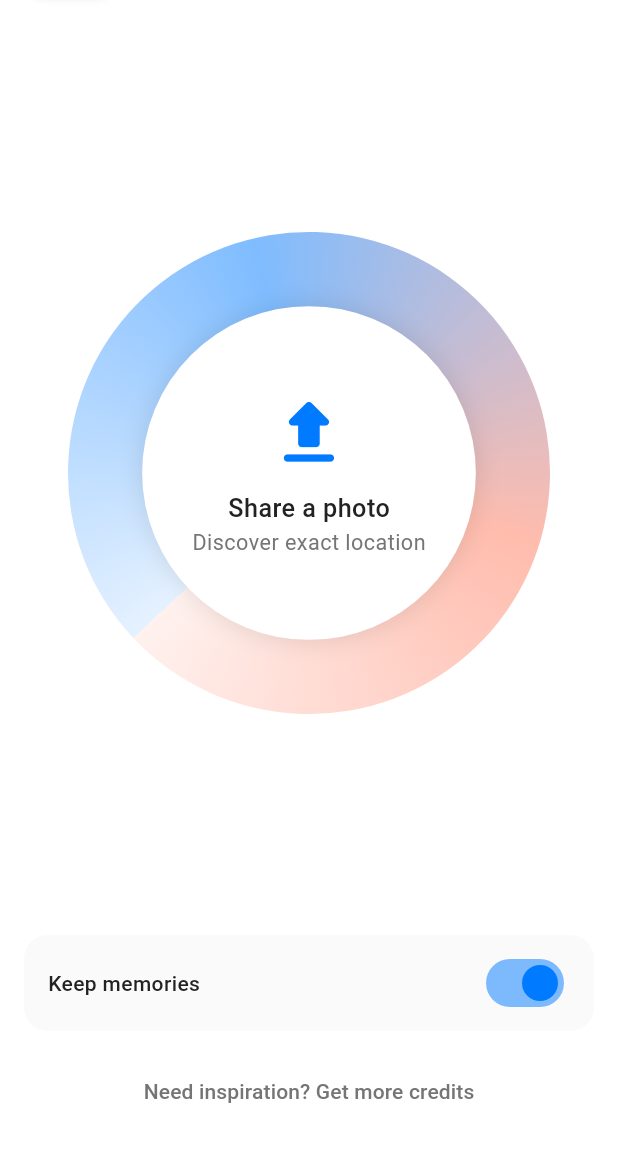
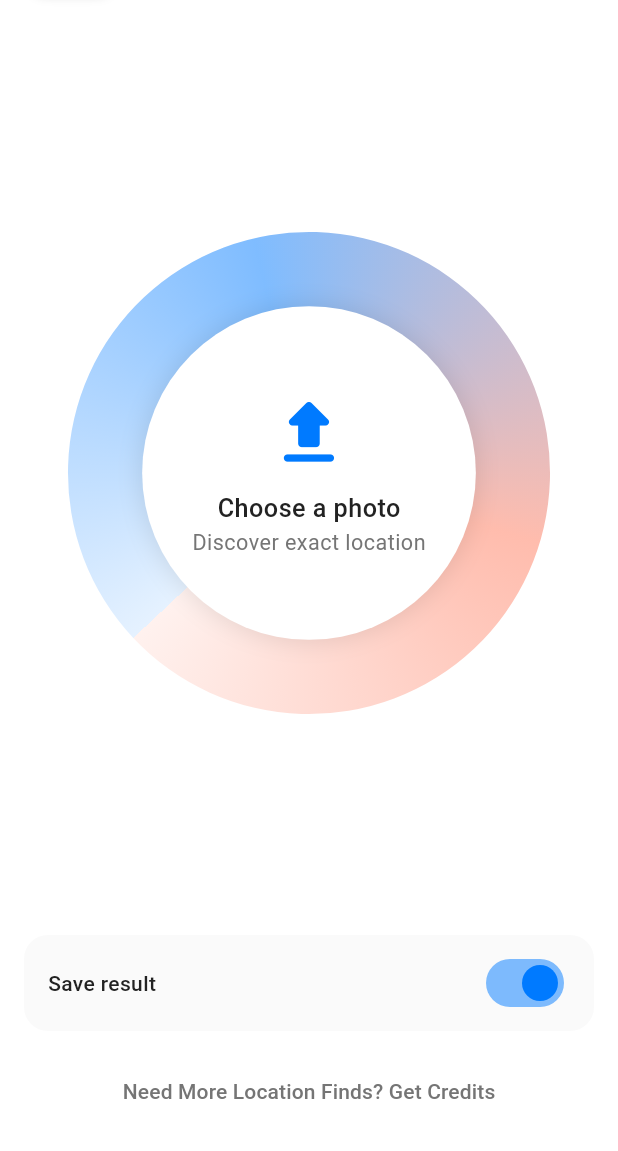
Before and after one commit to iderasyh/whereshot, a Flutter app: the screen it shows once a user with an empty profile is signed in, on a phone screen of 412 x 824 dp, the part 85-1236 px from its top. Run offline on Flutter 3.47's test engine with Material 3 defaults, Android fonts, the phone set to English and light mode, and no system bars; our stand-ins replace cached_network_image, cloud_firestore, dio, envied, firebase_auth, firebase_core and 10 more; missing offline and left inert: purchases_flutter; accounts and stored records are empty; generated files the repository leaves out were written again.

Commit message:
Made some UI changes

```diff
--- a/lib/screens/home_screen.dart
+++ b/lib/screens/home_screen.dart
@@ -14,8 +14,8 @@ import '../router/app_router.dart';
 import '../theme/app_theme.dart';
 import '../widgets/async_value_widget.dart';
 import '../models/user.dart';
-import '../utils/async_value_ui.dart';
 import '../models/detection_result.dart';
+import '../widgets/processing_animation_overlay.dart';
 
 class HomeScreen extends ConsumerStatefulWidget {
   const HomeScreen({super.key});
@@ -28,6 +28,7 @@ class _HomeScreenState extends ConsumerState<HomeScreen>
     with TickerProviderStateMixin {
   bool _saveImage = true;
   bool _isProcessing = false;
+  File? _currentlyProcessingImageFile;
   bool _isPickingPhoto = false;
   late final AnimationController _pulseController;
   late final AnimationController _rotateController;
@@ -158,25 +159,26 @@ class _HomeScreenState extends ConsumerState<HomeScreen>
   }
 
   Future<void> _processImage(File imageFile) async {
+    _currentlyProcessingImageFile = imageFile;
     setState(() {
       _isProcessing = true;
     });
+
+    bool navigateToResult = false;
 
     try {
       final hasError = await ref
           .read(locationDetectionNotifierProvider.notifier)
           .detectLocationFromFile(imageFile, saveImage: _saveImage);
 
-      print('hasError: $hasError');
-
-      if (!hasError && mounted) {
-        context.goNamed(AppRoute.result.name);
+      if (!hasError) {
+        navigateToResult = true;
       }
     } catch (e) {
       if (mounted) {
         ScaffoldMessenger.of(context).showSnackBar(
           SnackBar(
-            content: Text('Error: ${e.toString()}'),
+            content: Text('Error processing image: ${e.toString()}'),
             backgroundColor: AppColors.errorRed,
           ),
         );
@@ -185,7 +187,11 @@ class _HomeScreenState extends ConsumerState<HomeScreen>
       if (mounted) {
         setState(() {
           _isProcessing = false;
+          _currentlyProcessingImageFile = null;
         });
+        if (navigateToResult) {
+          context.goNamed(AppRoute.result.name);
+        }
       }
     }
   }
@@ -195,7 +201,15 @@ class _HomeScreenState extends ConsumerState<HomeScreen>
     ref.listen<AsyncValue<DetectionResult?>>(
       locationDetectionNotifierProvider,
       (_, next) {
-        next.showAlertDialogOnError(context);
+        if (next is AsyncError) {
+          ScaffoldMessenger.of(context).showSnackBar(
+            SnackBar(
+              content: Text(next.error.toString()),
+              backgroundColor: AppColors.errorRed,
+              behavior: SnackBarBehavior.floating,
+            ),
+          );
+        }
       },
     );
 
@@ -204,7 +218,9 @@ class _HomeScreenState extends ConsumerState<HomeScreen>
 
     return Scaffold(
       backgroundColor: AppColors.white,
-      body: SafeArea(
+      body: Stack(
+        children: [
+          SafeArea(
             child: Padding(
               padding: const EdgeInsets.all(AppSpacing.m),
               child: Column(
@@ -212,7 +228,6 @@ class _HomeScreenState extends ConsumerState<HomeScreen>
                 children: [
                   _HomeAppBar(userAsync: userAsync),
                   const SizedBox(height: AppSpacing.l),
-
                   Expanded(
                     child: _AnimatedUploadButton(
                       isPickingPhoto: _isPickingPhoto,
@@ -225,18 +240,28 @@ class _HomeScreenState extends ConsumerState<HomeScreen>
                     ),
                   ),
                   const SizedBox(height: AppSpacing.l),
-
                   _HomeBottomControls(
                     saveImage: _saveImage,
                     onSaveImageChanged: (value) {
                       setState(() {
                         _saveImage = value;
                       });
+                      ref
+                          .read(userNotifierProvider.notifier)
+                          .toggleDefaultSaveMode();
                     },
                   ),
                 ],
               ),
             ),
+          ),
+          if (_isProcessing && _currentlyProcessingImageFile != null)
+            Positioned.fill(
+              child: ProcessingAnimationOverlay(
+                imageFile: _currentlyProcessingImageFile!,
+              ),
+            ),
+        ],
       ),
     );
   }
@@ -305,10 +330,13 @@ class _HomeAppBar extends StatelessWidget {
               child: Row(
                 mainAxisSize: MainAxisSize.min,
                 children: [
-                  const Icon(
+                  InkWell(
+                    onTap: () => context.goNamed(AppRoute.store.name),
+                    child: const Icon(
                       Icons.star_rounded,
                       color: AppColors.accent,
                       size: 18,
+                    ),
                   ),
                   const SizedBox(width: AppSpacing.xs),
                   Text(
@@ -368,14 +396,16 @@ class _AnimatedUploadButton extends StatelessWidget {
 
   @override
   Widget build(BuildContext context) {
+    final showFullButton = !isProcessing;
+
     return Center(
       child: GestureDetector(
         onTap: isPickingPhoto || isProcessing ? null : onTap,
         child: AnimatedBuilder(
-          animation: rotateController,
+          animation: Listenable.merge([rotateController, pulseAnimation]),
           builder: (context, child) {
             return Transform.scale(
-              scale: pulseAnimation.value,
+              scale: showFullButton ? pulseAnimation.value : 1.0,
               child: Stack(
                 alignment: Alignment.center,
                 children: [
@@ -397,6 +427,7 @@ class _AnimatedUploadButton extends StatelessWidget {
                       ),
                     ),
                   ),
+                  if (showFullButton)
                     Container(
                       width: size.width * 0.45,
                       height: size.width * 0.45,
@@ -412,7 +443,7 @@ class _AnimatedUploadButton extends StatelessWidget {
                         ],
                       ),
                       child:
-                        isPickingPhoto || isProcessing
+                          isPickingPhoto
                               ? Center(
                                 child: AppTheme.adaptiveWidget(
                                   context: context,
@@ -430,7 +461,7 @@ class _AnimatedUploadButton extends StatelessWidget {
                                   ),
                                   const SizedBox(height: AppSpacing.s),
                                   Text(
-                                  'Share a photo',
+                                    'Choose a photo',
                                     style: TextStyle(
                                       color: AppColors.darkGrey,
                                       fontWeight: FontWeight.w500,
@@ -483,7 +514,7 @@ class _HomeBottomControls extends StatelessWidget {
             children: [
               Expanded(
                 child: Text(
-                  saveImage ? 'Keep memories' : 'Temporary exploration',
+                  saveImage ? 'Save result' : 'Quick check',
                   style: const TextStyle(
                     color: AppColors.darkGrey,
                     fontWeight: FontWeight.w500,
@@ -510,36 +541,9 @@ class _HomeBottomControls extends StatelessWidget {
         TextButton(
           onPressed: () => context.goNamed(AppRoute.store.name),
           style: TextButton.styleFrom(foregroundColor: AppColors.textGrey),
-          child: const Text('Need inspiration? Get more credits'),
+          child: const Text('Need More Location Finds? Get Credits'),
         ),
       ],
     );
   }
 }
-
-class PatternPainter extends CustomPainter {
-  final Color color;
-
-  PatternPainter({required this.color});
-
-  @override
-  void paint(Canvas canvas, Size size) {
-    final paint =
-        Paint()
-          ..color = color
-          ..strokeWidth = 1.0
-          ..style = PaintingStyle.stroke;
-
-    final double spacing = 40.0;
-    final double dotSize = 2.0;
-
-    for (double x = 0; x < size.width; x += spacing) {
-      for (double y = 0; y < size.height; y += spacing) {
-        canvas.drawCircle(Offset(x, y), dotSize, paint);
-      }
-    }
-  }
-
-  @override
-  bool shouldRepaint(covariant CustomPainter oldDelegate) => false;
-}
--- a/lib/theme/app_theme.dart
+++ b/lib/theme/app_theme.dart
@@ -1,5 +1,4 @@
 import 'package:flutter/material.dart';
-import 'package:flutter/cupertino.dart';
 
 class AppColors {
   // Primary colors
```
Also changed, not shown: lib/screens/store_screen.dart (+17 -2 lines), lib/widgets/loading_overlay.dart (added, +66 -0 lines), lib/widgets/processing_animation_overlay.dart (added, +274 -0 lines). Lines whose indentation alone changed are shown as unchanged.
